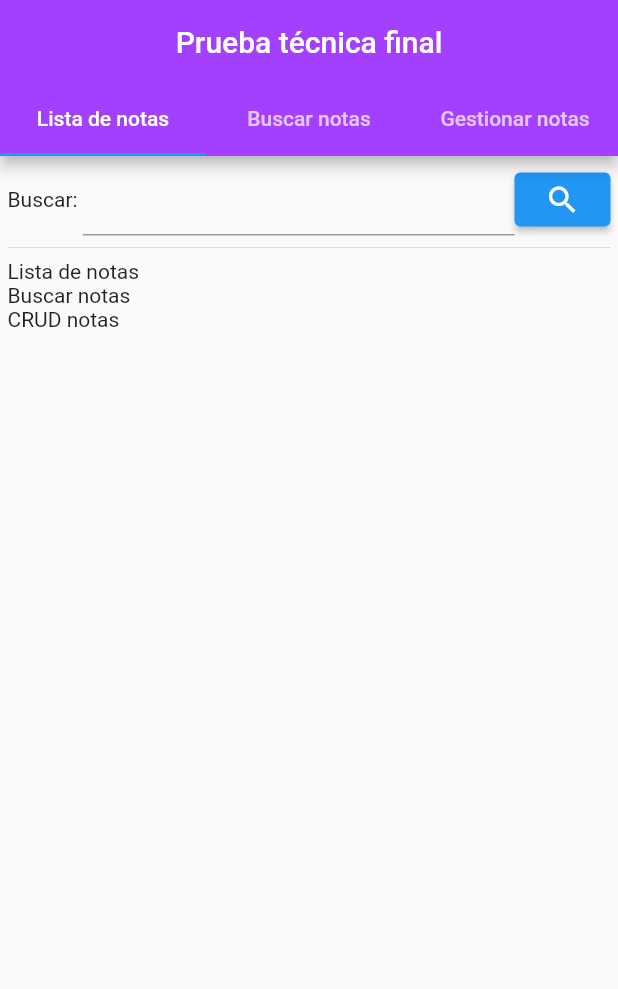
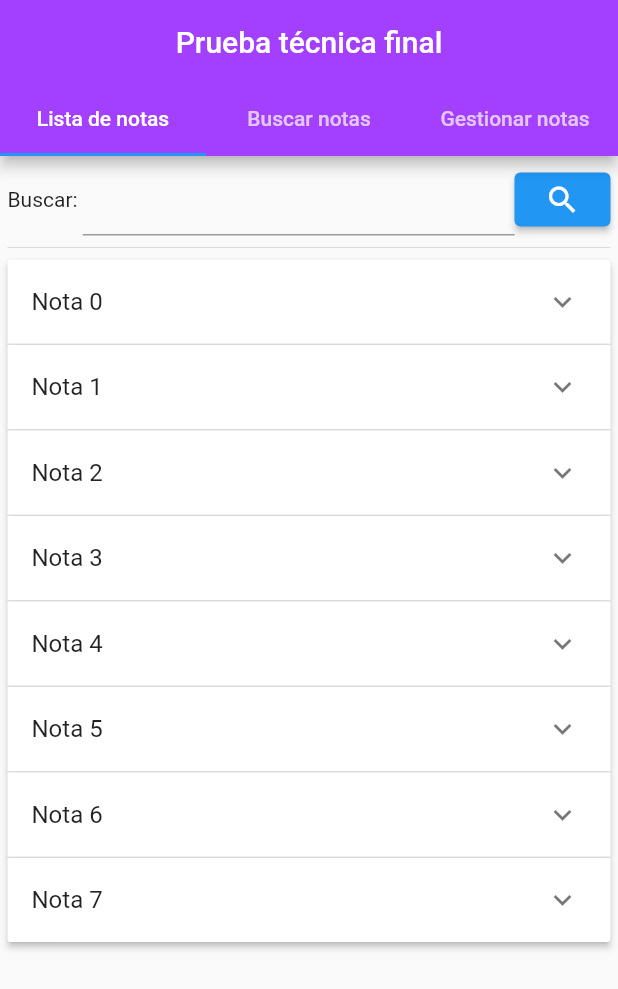
Before and after one commit to Mazt300/Notas_Flutter, a Flutter app: the screen it shows after launch, on a phone screen of 412 x 824 dp. Shown: the top 989 px of the screen. Run offline on Flutter 3.47's test engine with Material 2 defaults, Android fonts, the phone set to English and light mode, and no system bars.

```diff
--- /dev/null
+++ b/notas_flutter/lib/modelo/nota.dart
@@ -0,0 +1,21 @@
+class Nota {
+  Nota({
+    required this.titulo,
+    required this.contenido,
+    this.expandido = false,
+  });
+
+  String titulo;
+  String contenido;
+  bool expandido;
+}
+
+List<Nota> generarLista(int cantidad) {
+  // final games = ["Lista de notas", "Buscar notas", "CRUD notas"];
+  return List<Nota>.generate(cantidad, (index) {
+    return Nota(
+        titulo: 'Nota $index',
+        contenido:
+            'Esta nota la escribimos y asignamos el número $index para esta nota');
+  });
+}
--- /dev/null
+++ b/notas_flutter/lib/pages/gestionnota.dart
@@ -0,0 +1,38 @@
+import 'package:flutter/material.dart';
+import 'package:notas_flutter/modelo/nota.dart';
+
+class Gestionnota extends StatefulWidget {
+  const Gestionnota({Key? key}) : super(key: key);
+  @override
+  State<Gestionnota> createState() => _GestionnotaState();
+}
+
+Nota _enviarnota(Nota nota) {
+  final Nota _nota = nota;
+
+  return _nota;
+}
+
+class _GestionnotaState extends State<Gestionnota> {
+  @override
+  Widget build(BuildContext context) {
+    return Column(
+      mainAxisAlignment: MainAxisAlignment.center,
+      children: const [
+        Text('TITULO'),
+        Divider(),
+        SizedBox(
+          width: 200,
+          child: TextField(),
+        ),
+        Divider(),
+        Text('CUERPO'),
+        Divider(),
+        SizedBox(
+          width: 200,
+          child: TextField(),
+        ),
+      ],
+    );
+  }
+}
--- a/notas_flutter/lib/pages/listanotausuario.dart
+++ b/notas_flutter/lib/pages/listanotausuario.dart
@@ -49,17 +49,26 @@ class _MenuState extends State<Menu> with SingleTickerProviderStateMixin {
         body: Column(
           children: <Widget>[
             Expanded(
-                child: TabBarView(
-                    controller: _tabController,
-                    children: const <Widget>[
+                child:
+                    TabBarView(controller: _tabController, children: <Widget>[
               Center(
-                    child: ListaGeneral(),
+                child: ListView(
+                  children: const [ListaGeneral()],
+                ),
               ),
               Center(
-                    child: Text("It's rainy here"),
+                child: Column(
+                  mainAxisAlignment: MainAxisAlignment.center,
+                  children: const [
+                    Text("Hombres trabajando"),
+                    Icon(Icons.build_circle)
+                  ],
+                ),
               ),
               Center(
-                    child: Text("It's sunny here"),
+                child: ListView(
+                  children: const [Gestionnota()],
+                ),
               ),
             ]))
           ],
--- a/notas_flutter/lib/pages/notasgeneral.dart
+++ b/notas_flutter/lib/pages/notasgeneral.dart
@@ -1,4 +1,5 @@
 import 'package:flutter/material.dart';
+import 'package:notas_flutter/route/routing.dart';
 
 class ListaGeneral extends StatefulWidget {
   const ListaGeneral({Key? key}) : super(key: key);
@@ -8,7 +9,7 @@ class ListaGeneral extends StatefulWidget {
 }
 
 class _ListaGeneralState extends State<ListaGeneral> {
-  final games = ["Lista de notas", "Buscar notas", "CRUD notas"];
+  final List<Nota> _notas = generarLista(8);
   @override
   Widget build(BuildContext context) {
     return Padding(
@@ -21,10 +22,7 @@ class _ListaGeneralState extends State<ListaGeneral> {
                   "Buscar: ",
                   textAlign: TextAlign.left,
                 ),
-                const Flexible(
-                    child: TextField(
-                  obscureText: true,
-                )),
+                const Flexible(child: TextField()),
                 ElevatedButton(
                     onPressed: () {}, child: const Icon(Icons.search))
               ],
@@ -32,14 +30,74 @@ class _ListaGeneralState extends State<ListaGeneral> {
             const Divider(),
             Column(
               children: <Widget>[
-                ListView.builder(
-                  shrinkWrap: true,
-                  itemCount: games.length,
-                  itemBuilder: (context, index) => Text(games[index]),
-                ),
+                SingleChildScrollView(
+                  child: _tarjetaDeNota(),
+                )
               ],
             )
           ],
         ));
   }
+
+  Widget _tarjetaDeNota() {
+    return ExpansionPanelList(
+      expansionCallback: (int index, bool isExpanded) {
+        setState(() {
+          _notas[index].expandido = !isExpanded;
+        });
+      },
+      children: _notas.map<ExpansionPanel>(
+        (Nota nota) {
+          return ExpansionPanel(
+              headerBuilder: (BuildContext context, bool isExpanded) {
+                return ListTile(
+                  title: Text(nota.titulo),
+                );
+              },
+              body: _tarjetaDetalleNota(nota.contenido, nota.titulo),
+              isExpanded: nota.expandido);
+        },
+      ).toList(),
+    );
+  }
+
+  Widget _tarjetaDetalleNota(String contenido, String titulo) {
+    return Center(
+      child: Card(
+        child: Column(
+          mainAxisSize: MainAxisSize.min,
+          children: [
+            ListTile(
+              leading: const Icon(Icons.note),
+              title: Text(contenido),
+              // subtitle: Text(contenido),
+            ),
+            Row(
+              mainAxisAlignment: MainAxisAlignment.end,
+              children: [
+                ElevatedButton.icon(
+                    onPressed: () {},
+                    icon: const Icon(Icons.edit_calendar_outlined),
+                    label: const Text('Editar')),
+                const SizedBox(
+                  width: 5,
+                ),
+                ElevatedButton.icon(
+                    onPressed: () {},
+                    icon: const Icon(Icons.remove_red_eye),
+                    label: const Text('Visualizar')),
+                const SizedBox(
+                  width: 5,
+                ),
+                ElevatedButton.icon(
+                    onPressed: () {},
+                    icon: const Icon(Icons.cancel_rounded),
+                    label: const Text('Cancelar')),
+              ],
+            )
+          ],
+        ),
+      ),
+    );
+  }
 }
--- a/notas_flutter/lib/route/routing.dart
+++ b/notas_flutter/lib/route/routing.dart
@@ -1,5 +1,9 @@
 import 'package:notas_flutter/pages/listanotausuario.dart';
 import 'package:notas_flutter/pages/notasgeneral.dart';
+import 'package:notas_flutter/modelo/nota.dart';
+import 'package:notas_flutter/pages/gestionnota.dart';
 
 export 'package:notas_flutter/pages/listanotausuario.dart';
 export 'package:notas_flutter/pages/notasgeneral.dart';
+export 'package:notas_flutter/modelo/nota.dart';
+export 'package:notas_flutter/pages/gestionnota.dart';
```
Lines whose indentation alone changed are shown as unchanged.
